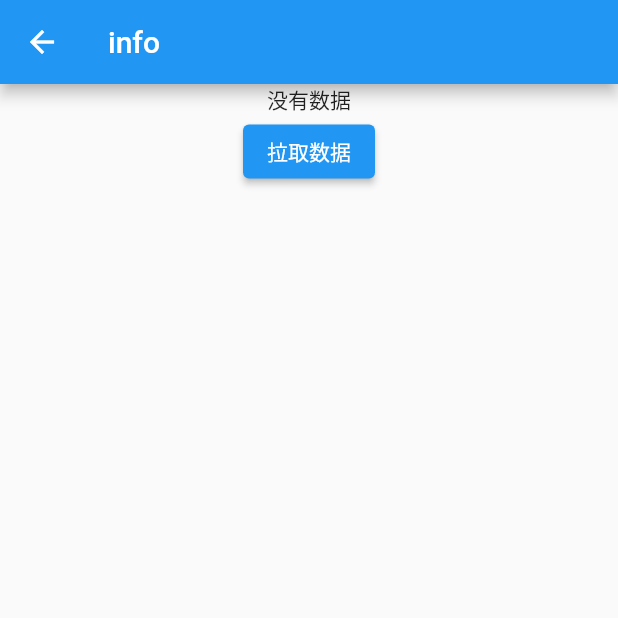
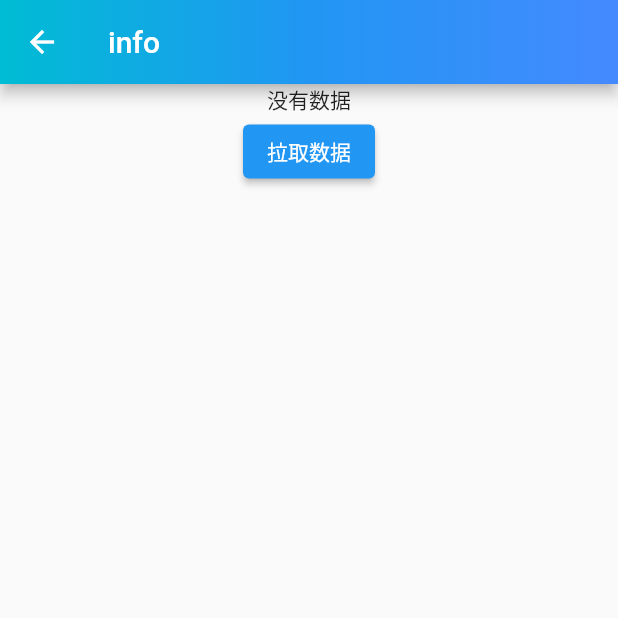
Before and after one commit to fushengcf/getx_demo, a Flutter app: the screen it shows after launch, after a tap on "to info", on a phone screen of 412 x 824 dp, the top half of it. Run offline on Flutter 3.47's test engine with Material 2 defaults, Android fonts, the phone set to English and light mode, and no system bars; our stand-ins replace dio, flutter_screenutil, get; network calls fail.

Commit message:
fix some code

```diff
--- a/lib/page/info/controller.dart
+++ b/lib/page/info/controller.dart
@@ -10,11 +10,17 @@ class InfoController extends GetxController {
   void onInit() {
     super.onInit();
     print("onInit");
-    getPageList();
     // 每次
     ever(engravingPageList, (value) {
       print("ever -> " + value.toString());
     });
+  }
+
+  @override
+  void onReady() {
+    // TODO: implement onReady
+    super.onReady();
+    getPageList();
   }
 
   @override
--- a/lib/page/info/index.dart
+++ b/lib/page/info/index.dart
@@ -42,6 +42,13 @@ class InfoView extends StatelessWidget {
     return Scaffold(
       appBar: AppBar(
         title: new Text("info"),
+        flexibleSpace: Container(
+          decoration: BoxDecoration(
+            gradient: LinearGradient(
+              colors: [Colors.cyan, Colors.blue, Colors.blueAccent],
+            ),
+          ),
+        ),
       ),
       body:
           // 显示
```
Also changed, not shown: lib/utils/http.dart (+1 -26 lines), lib/utils/method.dart (deleted, +0 -8 lines).
